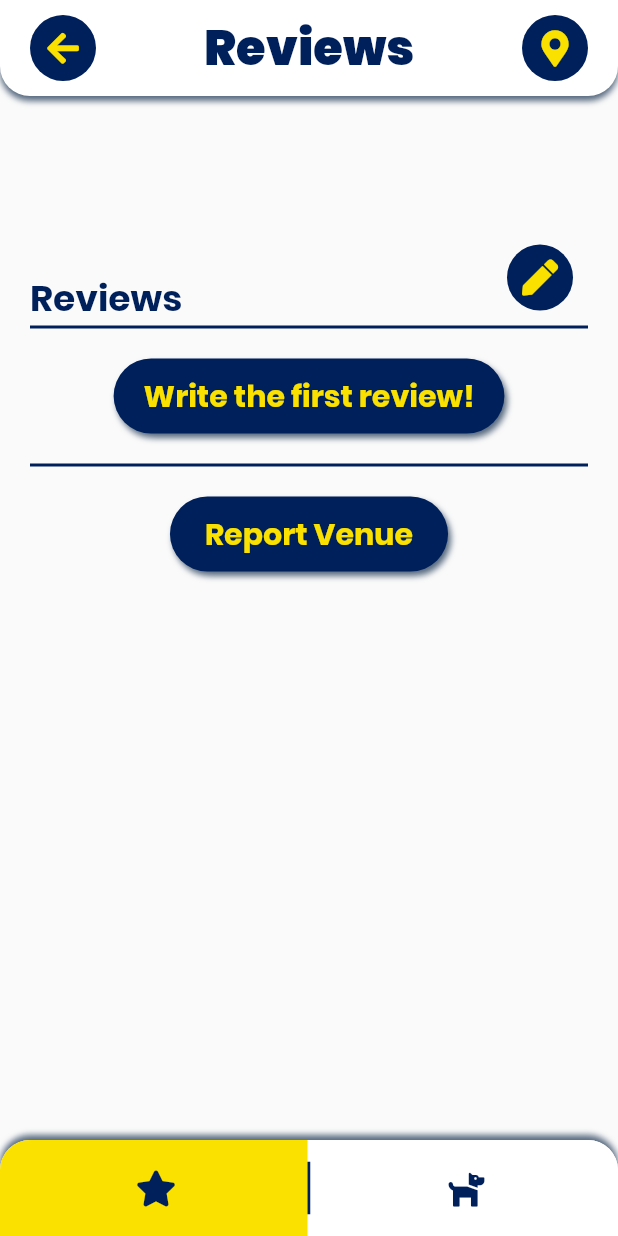
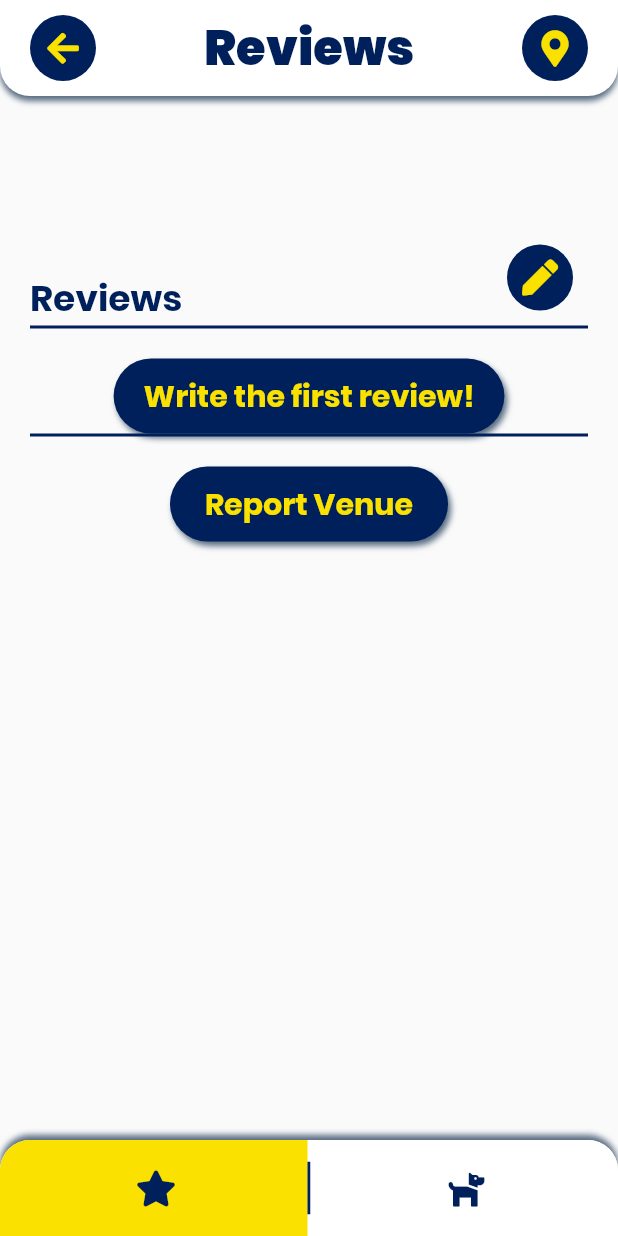
Before and after one commit to Thornie/DGHA-App, a Flutter app: the PlaceDetailsScreen screen opened directly with empty values, on a phone screen of 412 x 824 dp. Run offline on Flutter 3.47's test engine with Material 2 defaults, Android fonts, the phone set to English and light mode, and no system bars; our stand-ins replace cloud_firestore, firebase_dynamic_links, font_awesome_flutter, shared_preferences; missing offline and left inert: google_maps_webservice, oauth2; accounts and stored records are empty; network calls fail.

Commit message:
cleaned up spacing

```diff
--- a/lib/components/review_container.dart
+++ b/lib/components/review_container.dart
@@ -35,6 +35,9 @@ class ReviewContainer extends StatelessWidget {
                 style: Styles.pStyle,
             ),
           ),
+          SizedBox(
+            height: Styles.spacing/4,
+          ),
           Container(
             child: Column(
               children: <Widget>[
--- a/lib/screens/place_details_screen.dart
+++ b/lib/screens/place_details_screen.dart
@@ -179,8 +179,6 @@ class _PlaceDetailsScreenState extends State<PlaceDetailsScreen> {
                             "Write the first review!", this.reviewBtnHandler),
                   ),
 
-                  SizedBox(height: Styles.spacing),
-
                   // --------- NOTE: Report
                   textBtnSection("Report Venue", this.reportBtnHandler),
 
```
